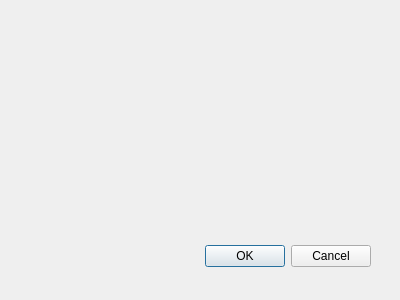
Old version of the form geocatbridge/ui/geocatbridgedialog.ui in the repository GeoCat/qgis-bridge-plugin.
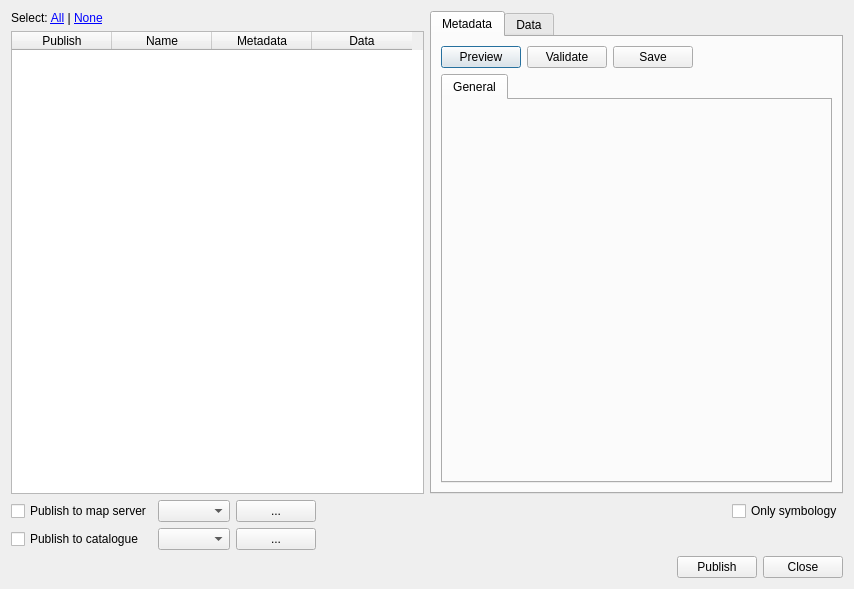
New version of the form.

```diff
--- a/geocatbridge/ui/geocatbridgedialog.ui
+++ b/geocatbridge/ui/geocatbridgedialog.ui
@@ -6,29 +6,218 @@
    <rect>
     <x>0</x>
     <y>0</y>
-    <width>400</width>
-    <height>300</height>
+    <width>854</width>
+    <height>589</height>
    </rect>
   </property>
   <property name="windowTitle">
    <string>Dialog</string>
   </property>
-  <widget class="QDialogButtonBox" name="buttonBox">
-   <property name="geometry">
-    <rect>
-     <x>30</x>
-     <y>240</y>
-     <width>341</width>
-     <height>32</height>
-    </rect>
-   </property>
-   <property name="orientation">
-    <enum>Qt::Horizontal</enum>
-   </property>
-   <property name="standardButtons">
-    <set>QDialogButtonBox::Cancel|QDialogButtonBox::Ok</set>
-   </property>
-  </widget>
+  <layout class="QVBoxLayout" name="verticalLayout_3">
+   <item>
+    <layout class="QHBoxLayout" name="horizontalLayout_3">
+     <item>
+      <layout class="QVBoxLayout" name="verticalLayout">
+       <item>
+        <widget class="QLabel" name="label">
+         <property name="text">
+          <string>Select: &lt;a href=&quot;all&quot;&gt;All&lt;/a&gt; | &lt;a href=&quot;nonel&quot;&gt;None&lt;/a&gt;</string>
+         </property>
+        </widget>
+       </item>
+       <item>
+        <widget class="QTableWidget" name="tableWidget">
+         <column>
+          <property name="text">
+           <string>Publish</string>
+          </property>
+         </column>
+         <column>
+          <property name="text">
+           <string>Name</string>
+          </property>
+         </column>
+         <column>
+          <property name="text">
+           <string>Metadata</string>
+          </property>
+         </column>
+         <column>
+          <property name="text">
+           <string>Data</string>
+          </property>
+         </column>
+        </widget>
+       </item>
+      </layout>
+     </item>
+     <item>
+      <widget class="QTabWidget" name="tabWidget">
+       <property name="currentIndex">
+        <number>0</number>
+       </property>
+       <widget class="QWidget" name="tabMetadata">
+        <attribute name="title">
+         <string>Metadata</string>
+        </attribute>
+        <layout class="QVBoxLayout" name="verticalLayout_2">
+         <item>
+          <layout class="QHBoxLayout" name="horizontalLayout_2">
+           <item>
+            <widget class="QPushButton" name="btnPreview">
+             <property name="text">
+              <string>Preview</string>
+             </property>
+            </widget>
+           </item>
+           <item>
+            <widget class="QPushButton" name="btnValidate">
+             <property name="text">
+              <string>Validate</string>
+             </property>
+            </widget>
+           </item>
+           <item>
+            <widget class="QPushButton" name="btnSave">
+             <property name="text">
+              <string>Save</string>
+             </property>
+            </widget>
+           </item>
+           <item>
+            <spacer name="horizontalSpacer_2">
+             <property name="orientation">
+              <enum>Qt::Horizontal</enum>
+             </property>
+             <property name="sizeHint" stdset="0">
+              <size>
+               <width>40</width>
+               <height>20</height>
+              </size>
+             </property>
+            </spacer>
+           </item>
+          </layout>
+         </item>
+         <item>
+          <widget class="QTabWidget" name="tabWidget_2">
+           <property name="currentIndex">
+            <number>0</number>
+           </property>
+           <widget class="QWidget" name="tab">
+            <attribute name="title">
+             <string>General</string>
+            </attribute>
+           </widget>
+          </widget>
+         </item>
+        </layout>
+       </widget>
+       <widget class="QWidget" name="tabData">
+        <attribute name="title">
+         <string>Data</string>
+        </attribute>
+       </widget>
+      </widget>
+     </item>
+    </layout>
+   </item>
+   <item>
+    <layout class="QGridLayout" name="gridLayout">
+     <item row="0" column="4">
+      <widget class="QCheckBox" name="chkOnlySymbology">
+       <property name="text">
+        <string>Only symbology</string>
+       </property>
+      </widget>
+     </item>
+     <item row="0" column="2">
+      <widget class="QPushButton" name="btnDefineConnections">
+       <property name="sizePolicy">
+        <sizepolicy hsizetype="Maximum" vsizetype="Fixed">
+         <horstretch>0</horstretch>
+         <verstretch>0</verstretch>
+        </sizepolicy>
+       </property>
+       <property name="text">
+        <string>...</string>
+       </property>
+      </widget>
+     </item>
+     <item row="1" column="0">
+      <widget class="QCheckBox" name="chkPublishToCatalogue">
+       <property name="text">
+        <string>Publish to catalogue</string>
+       </property>
+      </widget>
+     </item>
+     <item row="1" column="1">
+      <widget class="QComboBox" name="comboCatalogue"/>
+     </item>
+     <item row="0" column="1">
+      <widget class="QComboBox" name="comboMapServer"/>
+     </item>
+     <item row="0" column="0">
+      <widget class="QCheckBox" name="chkPublishToMapServer">
+       <property name="text">
+        <string>Publish to map server</string>
+       </property>
+      </widget>
+     </item>
+     <item row="1" column="2">
+      <widget class="QPushButton" name="btnDefineConnections2">
+       <property name="text">
+        <string>...</string>
+       </property>
+      </widget>
+     </item>
+     <item row="0" column="3">
+      <spacer name="horizontalSpacer">
+       <property name="orientation">
+        <enum>Qt::Horizontal</enum>
+       </property>
+       <property name="sizeHint" stdset="0">
+        <size>
+         <width>40</width>
+         <height>20</height>
+        </size>
+       </property>
+      </spacer>
+     </item>
+    </layout>
+   </item>
+   <item>
+    <layout class="QHBoxLayout" name="horizontalLayout">
+     <item>
+      <spacer name="horizontalSpacer_3">
+       <property name="orientation">
+        <enum>Qt::Horizontal</enum>
+       </property>
+       <property name="sizeHint" stdset="0">
+        <size>
+         <width>40</width>
+         <height>20</height>
+        </size>
+       </property>
+      </spacer>
+     </item>
+     <item>
+      <widget class="QPushButton" name="btnPublish">
+       <property name="text">
+        <string>Publish</string>
+       </property>
+      </widget>
+     </item>
+     <item>
+      <widget class="QPushButton" name="btnClose">
+       <property name="text">
+        <string>Close</string>
+       </property>
+      </widget>
+     </item>
+    </layout>
+   </item>
+  </layout>
  </widget>
  <resources/>
  <connections>
```
Left out of the diff: 35 changed lines with no effect on the pictures.
